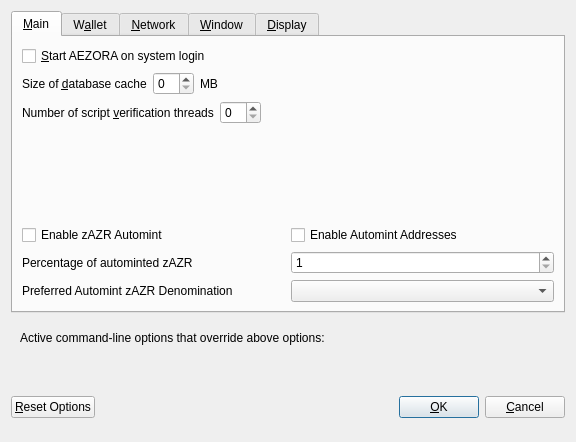
This is src/qt/forms/optionsdialog.ui in vingg21/CryptCore-1 as Qt 5 draws it before an edit. The edited form follows.
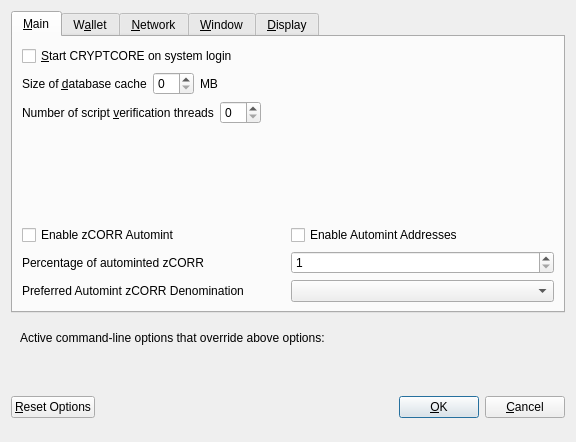
This is the edited form. Custom widgets are drawn as their Qt base class.

```diff
--- a/src/qt/forms/optionsdialog.ui
+++ b/src/qt/forms/optionsdialog.ui
@@ -33,7 +33,7 @@
           <string>Automatically start AEZORA after logging in to the system.</string>
          </property>
          <property name="text">
-          <string>&amp;Start AEZORA on system login</string>
+          <string>&amp;Start CRYPTCORE on system login</string>
          </property>
         </widget>
        </item>
@@ -147,7 +147,7 @@
                <enum>Qt::LeftToRight</enum>
               </property>
               <property name="text">
-               <string>Enable zAZR Automint</string>
+               <string>Enable zCORR Automint</string>
               </property>
              </widget>
             </item>
@@ -174,7 +174,7 @@
                <string>Percentage of incoming AZR which get automatically converted to zAZR via Zerocoin Protocol (min: 10%)</string>
               </property>
               <property name="text">
-               <string>Percentage of autominted zAZR</string>
+               <string>Percentage of autominted zCORR</string>
               </property>
              </widget>
             </item>
@@ -207,7 +207,7 @@
                <string>Wait with automatic conversion to Zerocoin until enough AZR for this denomination is available</string>
               </property>
               <property name="text">
-               <string>Preferred Automint zAZR Denomination</string>
+               <string>Preferred Automint zCORR Denomination</string>
               </property>
              </widget>
             </item>
```
Left out of the diff: 28 changed lines with no effect on the pictures.
